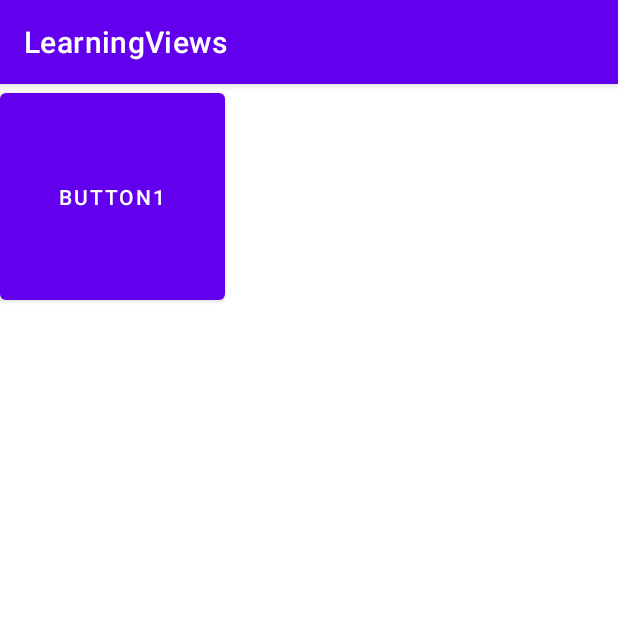
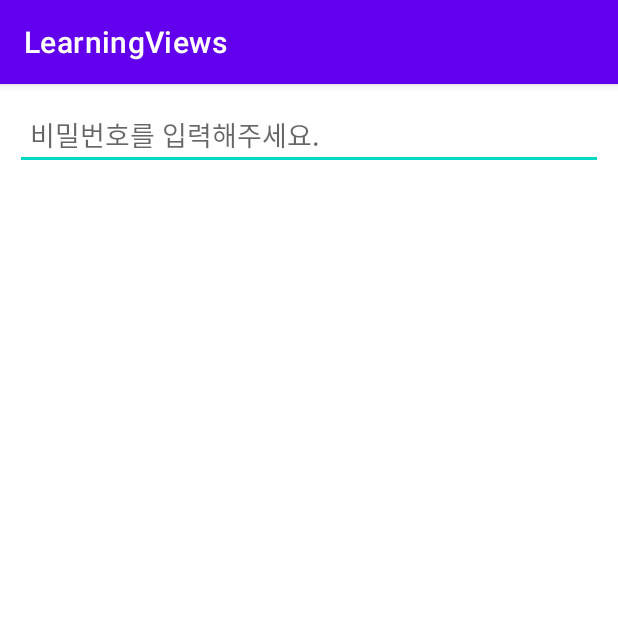
Before and after one commit to beaver84/LearningViews, an Android app: the screen it shows after launch (MainActivity), on a phone screen of 412 x 824 dp, the top half of it. Run offline under Robolectric (Android 15) with nearby library versions, the phone set to English and light mode, and no system bars.

Commit message:
4/23 뷰 화면 구성하기 예제 실습

```diff
--- a/app/src/main/java/com/example/learningviews/MainActivity.kt
+++ b/app/src/main/java/com/example/learningviews/MainActivity.kt
@@ -6,6 +6,6 @@ import android.os.Bundle
 class MainActivity : AppCompatActivity() {
     override fun onCreate(savedInstanceState: Bundle?) {
         super.onCreate(savedInstanceState)
-        setContentView(R.layout.activity_main)
+        setContentView(R.layout.sample_edit_text)
     }
 }
--- /dev/null
+++ b/app/src/main/res/layout/sample_edit_text.xml
@@ -0,0 +1,16 @@
+<?xml version="1.0" encoding="utf-8"?>
+<LinearLayout xmlns:android="http://schemas.android.com/apk/res/android"
+    android:orientation="horizontal"
+    android:layout_width="match_parent"
+    android:layout_height="match_parent">
+
+    <EditText
+        android:layout_width="match_parent"
+        android:layout_height="wrap_content"
+        android:hint="비밀번호를 입력해주세요."
+        android:inputType="textPassword"
+        android:padding="10dp"
+        android:layout_margin="10dp"
+        />
+
+</LinearLayout>
```
